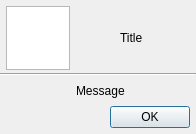
rkolovanov/auxiliary-cpp, file sources/auxiliary-cpp/gui/sources/MessageDialog.ui: the form before one commit.
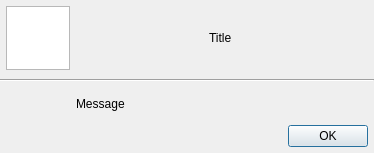
The form after the commit.

Diff of the .ui file:
```diff
--- a/sources/auxiliary-cpp/gui/sources/MessageDialog.ui
+++ b/sources/auxiliary-cpp/gui/sources/MessageDialog.ui
@@ -6,8 +6,8 @@
    <rect>
     <x>0</x>
     <y>0</y>
-    <width>196</width>
-    <height>134</height>
+    <width>374</width>
+    <height>153</height>
    </rect>
   </property>
   <property name="windowTitle">
@@ -43,6 +43,9 @@
      <property name="rightMargin">
       <number>6</number>
      </property>
+     <property name="bottomMargin">
+      <number>6</number>
+     </property>
      <item>
       <widget class="QGraphicsView" name="m_icon">
        <property name="maximumSize">
```
Left out of the diff: 22 changed lines with no effect on the pictures.
